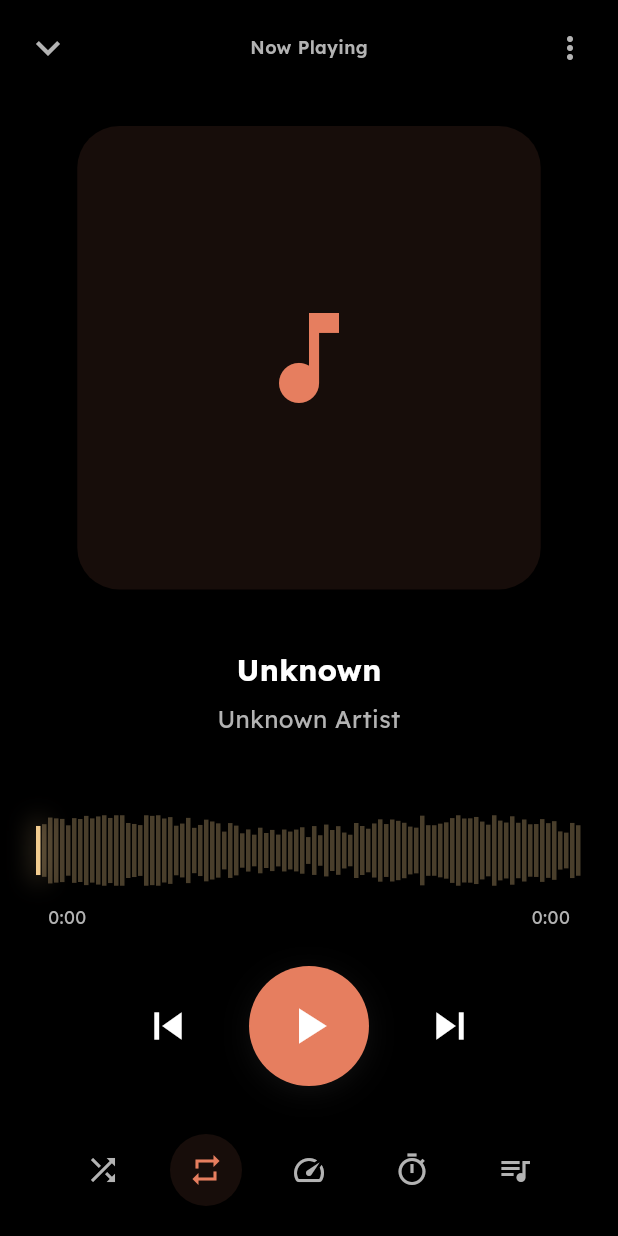
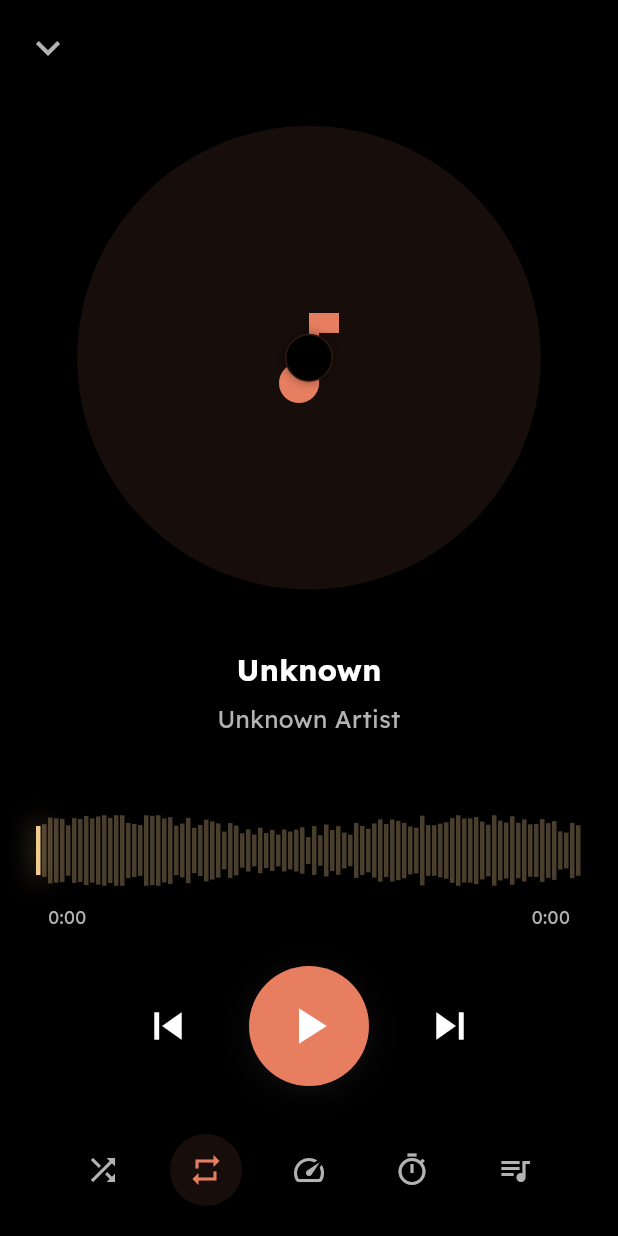
Before and after one commit to Mati-ur-rehman-017/Melody, a Flutter app: the PlayerPage screen opened directly, on a phone screen of 412 x 824 dp. Run offline on Flutter 3.47's test engine with Material 3 defaults, Android fonts, the phone set to English and light mode, and no system bars; our stand-ins replace audio_service, just_audio, palette_generator, shared_preferences, sqflite_common_ffi; missing offline and left inert: just_audio_media_kit, youtube_explode_dart; accounts and stored records are empty.

Commit message:
Some fixes in player

```diff
--- a/lib/pages/player_page.dart
+++ b/lib/pages/player_page.dart
@@ -25,10 +25,40 @@ class PlayerPage extends StatefulWidget {
   State<PlayerPage> createState() => _PlayerPageState();
 }
 
-class _PlayerPageState extends State<PlayerPage> {
+class _PlayerPageState extends State<PlayerPage>
+    with SingleTickerProviderStateMixin {
   final AudioPlayerService _audioService = AudioPlayerService.instance;
   bool _showQueue = false;
   bool _showRemainingTime = false;
+
+  late final AnimationController _rotationController;
+  StreamSubscription<PlayerState>? _playerStateSubscription;
+
+  @override
+  void initState() {
+    super.initState();
+    _rotationController = AnimationController(
+      vsync: this,
+      duration: const Duration(seconds: 10),
+    );
+
+    _playerStateSubscription = _audioService.playerStateStream.listen((state) {
+      if (state.playing) {
+        if (!_rotationController.isAnimating) {
+          _rotationController.repeat();
+        }
+      } else {
+        _rotationController.stop();
+      }
+    });
+  }
+
+  @override
+  void dispose() {
+    _playerStateSubscription?.cancel();
+    _rotationController.dispose();
+    super.dispose();
+  }
 
   Future<String?> _getThumbnailPath(Track? track) async {
     if (track?.thumbnailPath == null) return null;
@@ -137,25 +167,6 @@ class _PlayerPageState extends State<PlayerPage> {
           ),
 
           const Spacer(),
-
-          // Title
-          Text(
-            'Now Playing',
-            style: AppTypography.labelMedium.copyWith(
-              color: AppColors.textSecondary,
-            ),
-          ),
-
-          const Spacer(),
-
-          // More options
-          IconButton(
-            onPressed: () {
-              // TODO: Show more options menu
-            },
-            icon: const Icon(Icons.more_vert),
-            color: AppColors.textSecondary,
-          ),
         ],
       ),
     );
@@ -183,16 +194,21 @@ class _PlayerPageState extends State<PlayerPage> {
 
                 return Hero(
                   tag: 'album_art',
+                  child: RotationTransition(
+                    turns: _rotationController,
                     child: Container(
                       width: MediaQuery.of(context).size.width * 0.75,
                       height: MediaQuery.of(context).size.width * 0.75,
                       decoration: BoxDecoration(
                         color: AppColors.primary.withValues(alpha: 0.1),
-                      borderRadius: AppRadius.xxLarge,
+                        shape: BoxShape.circle,
                         boxShadow: AppShadows.bubbly,
                       ),
                       clipBehavior: Clip.antiAlias,
-                    child: thumbnailPath != null
+                      child: Stack(
+                        fit: StackFit.expand,
+                        children: [
+                          thumbnailPath != null
                               ? Image.file(
                                   File(thumbnailPath),
                                   fit: BoxFit.cover,
@@ -201,6 +217,33 @@ class _PlayerPageState extends State<PlayerPage> {
                                   },
                                 )
                               : _buildPlaceholder(),
+                          // Center hole for vinyl look
+                          Center(
+                            child: Container(
+                              width: 32,
+                              height: 32,
+                              decoration: BoxDecoration(
+                                shape: BoxShape.circle,
+                                color: AppColors.background,
+                                border: Border.all(
+                                  color: AppColors.primary.withValues(
+                                    alpha: 0.2,
+                                  ),
+                                  width: 1,
+                                ),
+                                boxShadow: [
+                                  BoxShadow(
+                                    color: Colors.black.withValues(alpha: 0.3),
+                                    blurRadius: 4,
+                                    spreadRadius: 1,
+                                  ),
+                                ],
+                              ),
+                            ),
+                          ),
+                        ],
+                      ),
+                    ),
                   ),
                 );
               },
--- a/lib/services/waveform_service.dart
+++ b/lib/services/waveform_service.dart
@@ -46,6 +46,9 @@ class WaveformService {
   static final WaveformService _instance = WaveformService._internal();
   static WaveformService get instance => _instance;
 
+  final Map<String, WaveformData> _cache = {};
+  static const int _maxCacheSize = 50;
+
   WaveformService._internal();
 
   Future<WaveformData> getWaveform(
@@ -53,20 +56,30 @@ class WaveformService {
     String? audioPath,
     Duration? duration,
   }) async {
+    if (_cache.containsKey(trackId)) {
+      return _cache[trackId]!;
+    }
+
     final seed = trackId.hashCode;
-    final samples = duration != null
-        ? (duration.inSeconds * 100).clamp(100, 10000)
-        : 1000;
+    // Always generate exactly 100 bars for display to avoid downsampling flattening
+    final samples = 100;
 
     _log.fine('Generating waveform for: $trackId ($samples samples)');
 
-    return WaveformData(
+    final waveform = WaveformData(
       trackId: trackId,
       amplitudes: generateDefaultWaveform(bars: samples, seed: seed),
       samplesPerSecond: 100,
       duration: duration ?? Duration.zero,
       extractedAt: DateTime.now(),
     );
+
+    if (_cache.length >= _maxCacheSize) {
+      _cache.remove(_cache.keys.first);
+    }
+    _cache[trackId] = waveform;
+
+    return waveform;
   }
 
   static List<double> generateDefaultWaveform({int bars = 100, int? seed}) {
```
Lines whose indentation alone changed are shown as unchanged.
